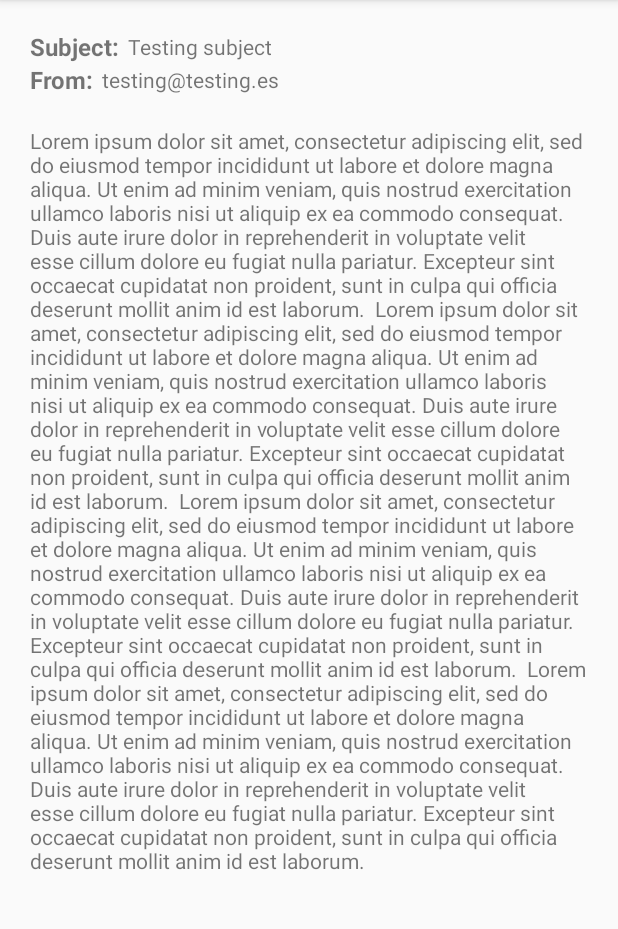
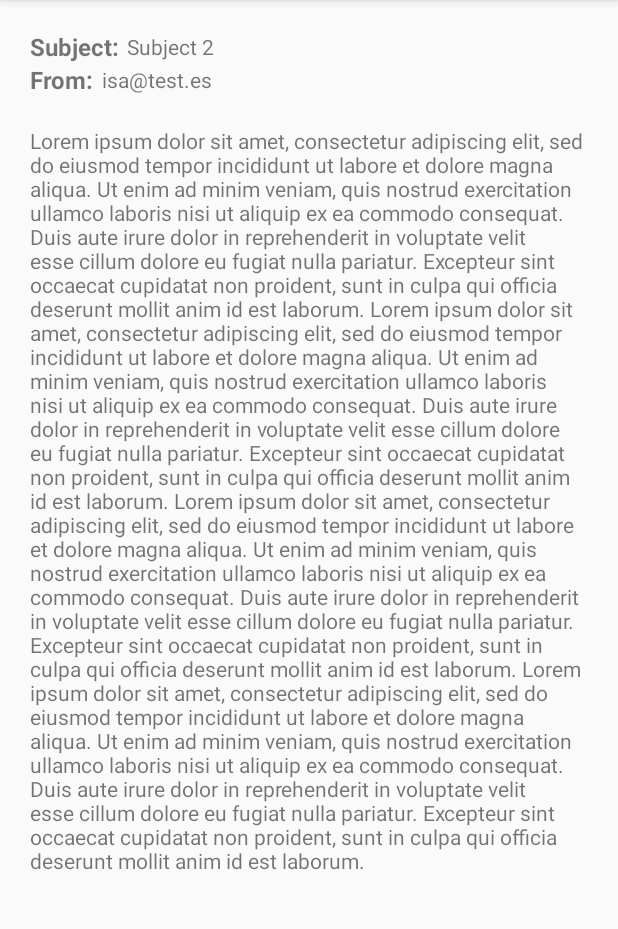
Before and after one commit to juliolopeztorres/android_course_session_06_lab, an Android app: the screen it shows after launch (DetailsActivity), after a tap on an icon or button, on a phone screen of 412 x 824 dp, the part 84-1013 px from its top. Run offline under Robolectric (Android 15) with nearby library versions, the light colour scheme and no system bars.

Commit message:
feat: Bind Details Activity UI to Mail POJO.

```diff
--- a/app/src/main/java/oob/mymail/activity/DetailsActivity.java
+++ b/app/src/main/java/oob/mymail/activity/DetailsActivity.java
@@ -1,9 +1,9 @@
 package oob.mymail.activity;
 
-import android.content.Intent;
 import android.support.v7.app.AppCompatActivity;
 import android.os.Bundle;
 import android.util.Log;
+import android.widget.TextView;
 import android.widget.Toast;
 
 import oob.mymail.R;
@@ -12,16 +12,37 @@ import oob.mymail.model.Mail;
 
 public class DetailsActivity extends AppCompatActivity {
 
+    private TextView textViewSubject;
+    private TextView textViewSenderName;
+    private TextView textViewMessage;
+
     @Override
     protected void onCreate(Bundle savedInstanceState) {
         super.onCreate(savedInstanceState);
         setContentView(R.layout.activity_details);
 
+        this.bindUI();
+
         try {
-            Mail mail = this.getMail();
+            this.updateUI(this.getMail());
         } catch (MailNotFoundException e) {
             processMailException(e.getMessage());
         }
+    }
+
+    private void bindUI() {
+        this.textViewSubject = this.findViewById(R.id.textViewDetailSubject);
+        this.textViewSenderName = this.findViewById(R.id.textViewDetailSenderName);
+        this.textViewMessage = this.findViewById(R.id.textViewDetailMessage);
+    }
+
+    private Mail getMail() throws MailNotFoundException {
+        Mail mail = (Mail) this.getIntent().getSerializableExtra("mail");
+        if (mail == null) {
+            throw new MailNotFoundException();
+        }
+
+        return mail;
     }
 
     private void processMailException(String exeptionMessage) {
@@ -30,12 +51,9 @@ public class DetailsActivity extends AppCompatActivity {
         this.finish();
     }
 
-    public Mail getMail() throws MailNotFoundException {
-        Mail mail = (Mail) this.getIntent().getSerializableExtra("mail");
-        if (mail == null) {
-            throw new MailNotFoundException();
-        }
-
-        return mail;
+    private void updateUI(Mail mail) {
+        this.textViewSubject.setText(mail.getSubject());
+        this.textViewSenderName.setText(mail.getSenderName());
+        this.textViewMessage.setText(mail.getMessage());
     }
 }
--- a/app/src/main/java/oob/mymail/fragment/ListFragment.java
+++ b/app/src/main/java/oob/mymail/fragment/ListFragment.java
@@ -2,6 +2,7 @@ package oob.mymail.fragment;
 
 import android.content.Context;
 import android.os.Bundle;
+import android.support.annotation.NonNull;
 import android.support.v4.app.Fragment;
 import android.view.LayoutInflater;
 import android.view.View;
@@ -28,7 +29,7 @@ public class ListFragment extends Fragment {
     }
 
     @Override
-    public View onCreateView(LayoutInflater inflater, ViewGroup container,
+    public View onCreateView(@NonNull LayoutInflater inflater, ViewGroup container,
                              Bundle savedInstanceState) {
         this.view = inflater.inflate(R.layout.fragment_list, container, false);
 
@@ -39,7 +40,7 @@ public class ListFragment extends Fragment {
     }
 
     private void bindUI() {
-        this.mails = Util.getDummyData();
+        this.mails = Util.getDummyData(this.getString(R.string.fake_mail_message));
         this.listMailsAdapter = new ListMailsAdapter(this.mails, R.layout.item_list, this.getContext());
         this.listViewMails = this.view.findViewById(R.id.listViewMails);
         this.listViewMails.setAdapter(this.listMailsAdapter);
--- a/app/src/main/java/oob/mymail/util/Util.java
+++ b/app/src/main/java/oob/mymail/util/Util.java
@@ -2,13 +2,15 @@ package oob.mymail.util;
 
 import android.graphics.Color;
 import android.support.annotation.NonNull;
+import android.support.annotation.Nullable;
 
 import java.util.ArrayList;
 import java.util.Random;
-
 import oob.mymail.model.Mail;
 
 public class Util {
+
+    private static final String FAKE_MESSAGE = "FAKE_MESSAGE";
 
     private static int getRandomColor() {
         Random random = new Random();
@@ -16,14 +18,18 @@ public class Util {
     }
 
     @NonNull
-    public static ArrayList<Mail> getDummyData() {
+    public static ArrayList<Mail> getDummyData(@Nullable String fakeMessage) {
+        if (fakeMessage == null) {
+            fakeMessage = Util.FAKE_MESSAGE;
+        }
+        final String message = fakeMessage;
         return new ArrayList<Mail>(){{
-            add(new Mail("Subject", "Message", "Julio", Util.getRandomColor()));
-            add(new Mail("Subject 2", "Message 2", "Isa", Util.getRandomColor()));
-            add(new Mail("Subject 3", "Message 3", "Carlos", Util.getRandomColor()));
-            add(new Mail("Subject 4", "Message 4", "Ana", Util.getRandomColor()));
-            add(new Mail("Subject 5", "Message 5", "David", Util.getRandomColor()));
-            add(new Mail("Subject 6", "Message 6", "Linares", Util.getRandomColor()));
+            add(new Mail("Subject", message, "julio@test.es", Util.getRandomColor()));
+            add(new Mail("Subject 2", message, "isa@test.es", Util.getRandomColor()));
+            add(new Mail("Subject 3", message, "carlos@test.es", Util.getRandomColor()));
+            add(new Mail("Subject 4", message, "ana@test.es", Util.getRandomColor()));
+            add(new Mail("Subject 5", message, "david@test.es", Util.getRandomColor()));
+            add(new Mail("Subject 6", message, "linares@test.es", Util.getRandomColor()));
         }};
     }
 }
--- a/app/src/main/res/layout/activity_details.xml
+++ b/app/src/main/res/layout/activity_details.xml
@@ -22,16 +22,16 @@
             <TextView
                 android:layout_width="wrap_content"
                 android:layout_height="match_parent"
-                android:text="Subject:"
+                android:text="@string/mail_detail_subject"
                 android:textStyle="bold"
                 android:textSize="16sp"
                 android:layout_marginRight="5dp"
                 />
 
             <TextView
+                android:id="@+id/textViewDetailSubject"
                 android:layout_width="wrap_content"
                 android:layout_height="match_parent"
-                android:text="Testing subject"
                 android:layout_gravity="center"
                 android:gravity="center"
                 />
@@ -47,31 +47,25 @@
             <TextView
                 android:layout_width="wrap_content"
                 android:layout_height="match_parent"
-                android:text="From:"
+                android:text="@string/mail_detail_from"
                 android:textStyle="bold"
                 android:textSize="16sp"
                 android:layout_marginRight="5dp"
                 />
 
             <TextView
+                android:id="@+id/textViewDetailSenderName"
                 android:layout_width="wrap_content"
                 android:layout_height="match_parent"
-                android:text="testing@testing.es"
                 android:layout_gravity="center"
                 android:gravity="center"
                 />
         </LinearLayout>
 
         <TextView
+            android:id="@+id/textViewDetailMessage"
             android:layout_width="wrap_content"
             android:layout_height="match_parent"
-            android:text="Lorem ipsum dolor sit amet, consectetur adipiscing elit, sed do eiusmod tempor incididunt ut labore et dolore magna aliqua. Ut enim ad minim veniam, quis nostrud exercitation ullamco laboris nisi ut aliquip ex ea commodo consequat. Duis aute irure dolor in reprehenderit in voluptate velit esse cillum dolore eu fugiat nulla pariatur. Excepteur sint occaecat cupidatat non proident, sunt in culpa qui officia deserunt mollit anim id est laborum.
-
-Lorem ipsum dolor sit amet, consectetur adipiscing elit, sed do eiusmod tempor incididunt ut labore et dolore magna aliqua. Ut enim ad minim veniam, quis nostrud exercitation ullamco laboris nisi ut aliquip ex ea commodo consequat. Duis aute irure dolor in reprehenderit in voluptate velit esse cillum dolore eu fugiat nulla pariatur. Excepteur sint occaecat cupidatat non proident, sunt in culpa qui officia deserunt mollit anim id est laborum.
-
-Lorem ipsum dolor sit amet, consectetur adipiscing elit, sed do eiusmod tempor incididunt ut labore et dolore magna aliqua. Ut enim ad minim veniam, quis nostrud exercitation ullamco laboris nisi ut aliquip ex ea commodo consequat. Duis aute irure dolor in reprehenderit in voluptate velit esse cillum dolore eu fugiat nulla pariatur. Excepteur sint occaecat cupidatat non proident, sunt in culpa qui officia deserunt mollit anim id est laborum.
-
-Lorem ipsum dolor sit amet, consectetur adipiscing elit, sed do eiusmod tempor incididunt ut labore et dolore magna aliqua. Ut enim ad minim veniam, quis nostrud exercitation ullamco laboris nisi ut aliquip ex ea commodo consequat. Duis aute irure dolor in reprehenderit in voluptate velit esse cillum dolore eu fugiat nulla pariatur. Excepteur sint occaecat cupidatat non proident, sunt in culpa qui officia deserunt mollit anim id est laborum."
             />
     </LinearLayout>
 
--- a/app/src/main/res/values/strings.xml
+++ b/app/src/main/res/values/strings.xml
@@ -1,3 +1,9 @@
 <resources>
     <string name="app_name">MyMail</string>
+    <string name="mail_detail_subject">Subject:</string>
+    <string name="mail_detail_from">From:</string>
+    <string name="fake_mail_message">Lorem ipsum dolor sit amet, consectetur adipiscing elit, sed do eiusmod tempor incididunt ut labore et dolore magna aliqua. Ut enim ad minim veniam, quis nostrud exercitation ullamco laboris nisi ut aliquip ex ea commodo consequat. Duis aute irure dolor in reprehenderit in voluptate velit esse cillum dolore eu fugiat nulla pariatur. Excepteur sint occaecat cupidatat non proident, sunt in culpa qui officia deserunt mollit anim id est laborum.
+        Lorem ipsum dolor sit amet, consectetur adipiscing elit, sed do eiusmod tempor incididunt ut labore et dolore magna aliqua. Ut enim ad minim veniam, quis nostrud exercitation ullamco laboris nisi ut aliquip ex ea commodo consequat. Duis aute irure dolor in reprehenderit in voluptate velit esse cillum dolore eu fugiat nulla pariatur. Excepteur sint occaecat cupidatat non proident, sunt in culpa qui officia deserunt mollit anim id est laborum.
+        Lorem ipsum dolor sit amet, consectetur adipiscing elit, sed do eiusmod tempor incididunt ut labore et dolore magna aliqua. Ut enim ad minim veniam, quis nostrud exercitation ullamco laboris nisi ut aliquip ex ea commodo consequat. Duis aute irure dolor in reprehenderit in voluptate velit esse cillum dolore eu fugiat nulla pariatur. Excepteur sint occaecat cupidatat non proident, sunt in culpa qui officia deserunt mollit anim id est laborum.
+        Lorem ipsum dolor sit amet, consectetur adipiscing elit, sed do eiusmod tempor incididunt ut labore et dolore magna aliqua. Ut enim ad minim veniam, quis nostrud exercitation ullamco laboris nisi ut aliquip ex ea commodo consequat. Duis aute irure dolor in reprehenderit in voluptate velit esse cillum dolore eu fugiat nulla pariatur. Excepteur sint occaecat cupidatat non proident, sunt in culpa qui officia deserunt mollit anim id est laborum.</string>
 </resources>
```
